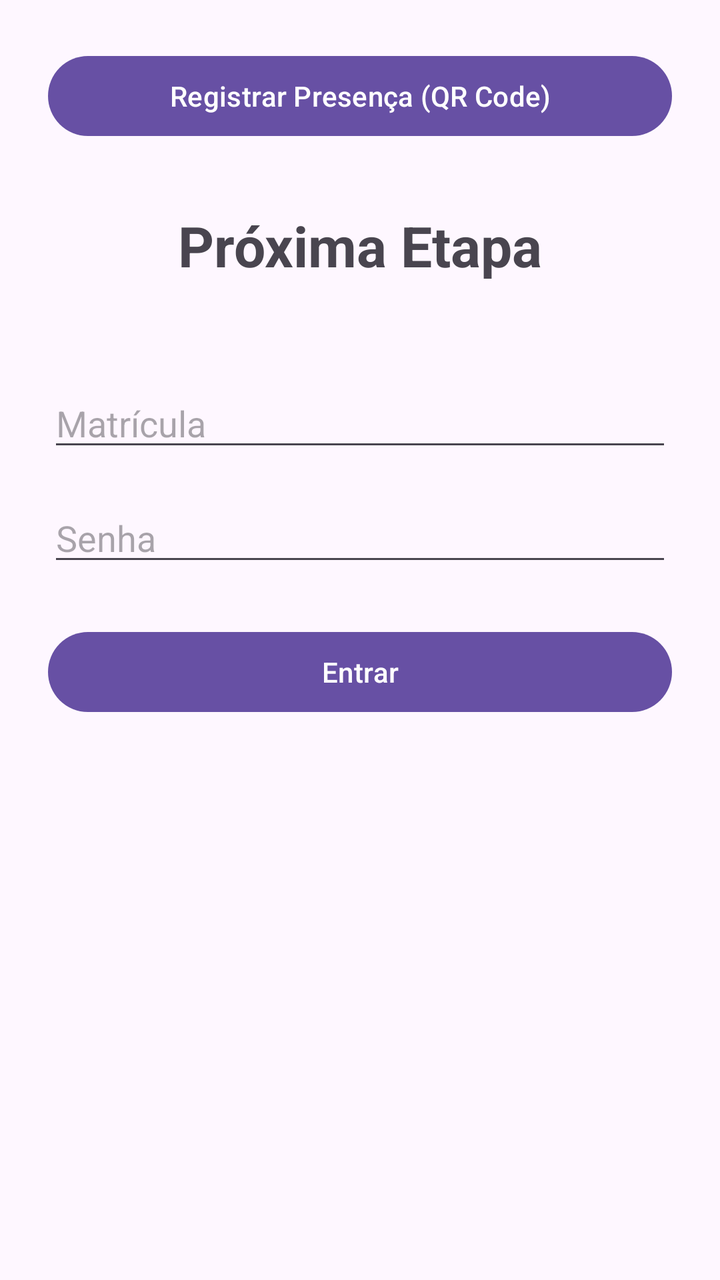
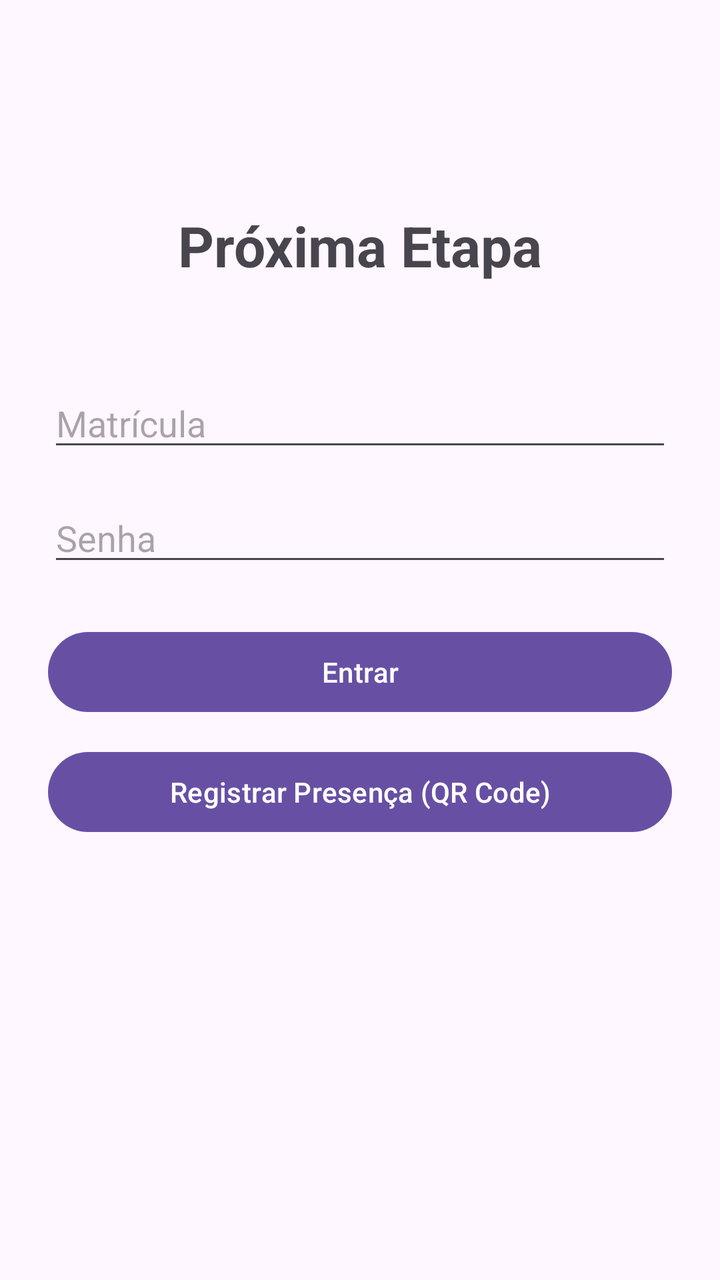

Two renders of the same Android screen: before a commit and after it. Below are the layout's source before the change and the commit's diff.
<!-- AndroidManifest.xml: application theme Theme.NextStepApp -->
<!-- res/layout/activity_main.xml -->
<?xml version="1.0" encoding="utf-8"?>
<androidx.constraintlayout.widget.ConstraintLayout
    xmlns:android="http://schemas.android.com/apk/res/android"
    xmlns:app="http://schemas.android.com/apk/res-auto"
    android:layout_width="match_parent"
    android:layout_height="match_parent"
    android:padding="24dp">

    <TextView
        android:id="@+id/tvTitulo"
        android:layout_width="wrap_content"
        android:layout_height="wrap_content"
        android:text="Próxima Etapa"
        android:textSize="28sp"
        android:textStyle="bold"
        app:layout_constraintTop_toTopOf="parent"
        app:layout_constraintStart_toStartOf="parent"
        app:layout_constraintEnd_toEndOf="parent"
        android:layout_marginTop="80dp" />

    <EditText
        android:id="@+id/etMatricula"
        android:layout_width="match_parent"
        android:layout_height="wrap_content"
        android:hint="Matrícula"
        android:inputType="text"
        app:layout_constraintTop_toBottomOf="@id/tvTitulo"
        app:layout_constraintStart_toStartOf="parent"
        app:layout_constraintEnd_toEndOf="parent"
        android:layout_marginTop="48dp" />

    <EditText
        android:id="@+id/etSenha"
        android:layout_width="match_parent"
        android:layout_height="wrap_content"
        android:hint="Senha"
        android:inputType="textPassword"
        app:layout_constraintTop_toBottomOf="@id/etMatricula"
        app:layout_constraintStart_toStartOf="parent"
        app:layout_constraintEnd_toEndOf="parent"
        android:layout_marginTop="16dp" />

    <Button
        android:id="@+id/btnEntrar"
        android:layout_width="0dp"
        android:layout_height="wrap_content"
        android:text="Entrar"
        app:layout_constraintTop_toBottomOf="@id/etSenha"
        app:layout_constraintStart_toStartOf="parent"
        app:layout_constraintEnd_toEndOf="parent"
        android:layout_marginTop="24dp" />

    <Button
        android:id="@+id/btnAbrirPresenca"
        android:layout_width="match_parent"
        android:layout_height="wrap_content"
        android:layout_marginTop="12dp"
        android:text="Registrar Presença (QR Code)" />

    <TextView
        android:id="@+id/tvErro"
        android:layout_width="wrap_content"
        android:layout_height="wrap_content"
        android:text=""
        android:textColor="@color/red"
        app:layout_constraintTop_toBottomOf="@id/btnEntrar"
        app:layout_constraintStart_toStartOf="parent"
        app:layout_constraintEnd_toEndOf="parent"
        android:layout_marginTop="16dp" />

</androidx.constraintlayout.widget.ConstraintLayout>
<!-- resources referenced by this layout -->
<resources>
  <color name="red">#E60909</color>
  <style name="Theme.NextStepApp" parent="Base.Theme.NextStepApp" />
  <style name="Base.Theme.NextStepApp" parent="Theme.Material3.DayNight.NoActionBar">
          
          
      </style>
</resources>

<!-- the commit's change to res/layout/activity_main.xml (unified diff, before → after) -->
@@ -52,10 +52,13 @@
 
     <Button
         android:id="@+id/btnAbrirPresenca"
-        android:layout_width="match_parent"
+        android:layout_width="0dp"
         android:layout_height="wrap_content"
         android:layout_marginTop="12dp"
-        android:text="Registrar Presença (QR Code)" />
+        android:text="Registrar Presença (QR Code)"
+        app:layout_constraintTop_toBottomOf="@id/btnEntrar"
+        app:layout_constraintStart_toStartOf="parent"
+        app:layout_constraintEnd_toEndOf="parent" />
 
     <TextView
         android:id="@+id/tvErro"
